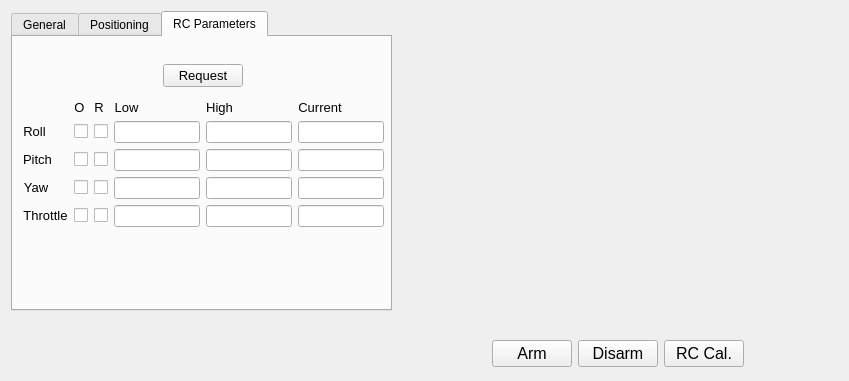
Old version of the form ProjectSource/SwarmGUI/vehicledatadisplay.ui in the repository majorpr13/SwarmingVehicles.
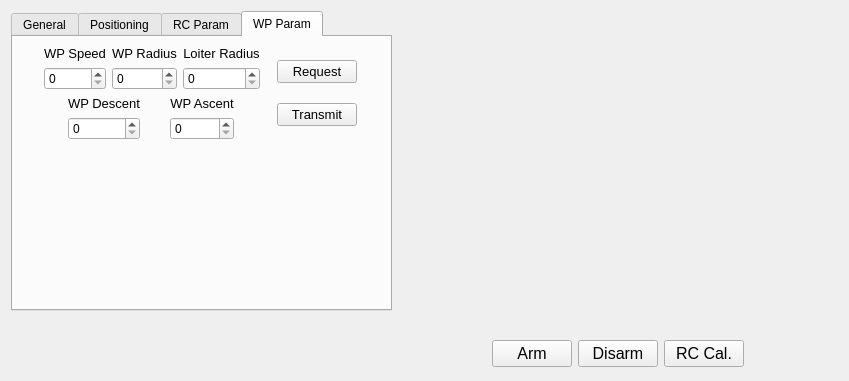
New version of the form. The open tabs and pages were chosen to show the change. Custom widgets are drawn as their Qt base class.

```diff
--- a/ProjectSource/SwarmGUI/vehicledatadisplay.ui
+++ b/ProjectSource/SwarmGUI/vehicledatadisplay.ui
@@ -661,17 +661,19 @@
        </widget>
        <widget class="QWidget" name="tab_3">
         <attribute name="title">
-         <string>RC Parameters</string>
+         <string>RC Param</string>
         </attribute>
         <widget class="QWidget" name="">
          <property name="geometry">
           <rect>
-           <x>10</x>
-           <y>20</y>
-           <width>361</width>
-           <height>178</height>
+           <x>0</x>
+           <y>0</y>
+           <width>371</width>
+           <height>261</height>
           </rect>
          </property>
+         <layout class="QGridLayout" name="gridLayout_19">
+          <item row="0" column="0">
          <layout class="QVBoxLayout" name="verticalLayout">
           <item alignment="Qt::AlignHCenter">
            <widget class="QPushButton" name="pushButton_RCRequestParameters">
@@ -1181,6 +1183,366 @@
            </layout>
           </item>
          </layout>
+          </item>
+          <item row="1" column="0">
+           <layout class="QGridLayout" name="gridLayout_18">
+            <item row="0" column="0">
+             <layout class="QHBoxLayout" name="horizontalLayout_2">
+              <item>
+               <spacer name="horizontalSpacer_8">
+                <property name="orientation">
+                 <enum>Qt::Horizontal</enum>
+                </property>
+                <property name="sizeHint" stdset="0">
+                 <size>
+                  <width>40</width>
+                  <height>20</height>
+                 </size>
+                </property>
+               </spacer>
+              </item>
+              <item>
+               <widget class="QLabel" name="label_8">
+                <property name="text">
+                 <string>Override Commands</string>
+                </property>
+               </widget>
+              </item>
+              <item>
+               <spacer name="horizontalSpacer_7">
+                <property name="orientation">
+                 <enum>Qt::Horizontal</enum>
+                </property>
+                <property name="sizeHint" stdset="0">
+                 <size>
+                  <width>40</width>
+                  <height>20</height>
+                 </size>
+                </property>
+               </spacer>
+              </item>
+             </layout>
+            </item>
+            <item row="1" column="0">
+             <layout class="QGridLayout" name="gridLayout_17">
+              <item row="1" column="3">
+               <widget class="QLabel" name="label_7">
+                <property name="text">
+                 <string>Throttle</string>
+                </property>
+                <property name="alignment">
+                 <set>Qt::AlignCenter</set>
+                </property>
+               </widget>
+              </item>
+              <item row="1" column="0">
+               <widget class="QLabel" name="label_4">
+                <property name="text">
+                 <string>Roll</string>
+                </property>
+                <property name="alignment">
+                 <set>Qt::AlignCenter</set>
+                </property>
+               </widget>
+              </item>
+              <item row="0" column="2">
+               <widget class="QLineEdit" name="lineEdit_YawOR">
+                <property name="sizePolicy">
+                 <sizepolicy hsizetype="Fixed" vsizetype="Fixed">
+                  <horstretch>0</horstretch>
+                  <verstretch>0</verstretch>
+                 </sizepolicy>
+                </property>
+                <property name="alignment">
+                 <set>Qt::AlignCenter</set>
+                </property>
+                <property name="readOnly">
+                 <bool>true</bool>
+                </property>
+               </widget>
+              </item>
+              <item row="1" column="2">
+               <widget class="QLabel" name="label_6">
+                <property name="text">
+                 <string>Yaw</string>
+                </property>
+                <property name="alignment">
+                 <set>Qt::AlignCenter</set>
+                </property>
+               </widget>
+              </item>
+              <item row="0" column="0">
+               <widget class="QLineEdit" name="lineEdit_RollOR">
+                <property name="sizePolicy">
+                 <sizepolicy hsizetype="Fixed" vsizetype="Fixed">
+                  <horstretch>0</horstretch>
+                  <verstretch>0</verstretch>
+                 </sizepolicy>
+                </property>
+                <property name="alignment">
+                 <set>Qt::AlignCenter</set>
+                </property>
+                <property name="readOnly">
+                 <bool>true</bool>
+                </property>
+               </widget>
+              </item>
+              <item row="0" column="1">
+               <widget class="QLineEdit" name="lineEdit_PitchOR">
+                <property name="sizePolicy">
+                 <sizepolicy hsizetype="Fixed" vsizetype="Fixed">
+                  <horstretch>0</horstretch>
+                  <verstretch>0</verstretch>
+                 </sizepolicy>
+                </property>
+                <property name="alignment">
+                 <set>Qt::AlignCenter</set>
+                </property>
+                <property name="readOnly">
+                 <bool>true</bool>
+                </property>
+               </widget>
+              </item>
+              <item row="0" column="3">
+               <widget class="QLineEdit" name="lineEdit_ThrottleOR">
+                <property name="sizePolicy">
+                 <sizepolicy hsizetype="Fixed" vsizetype="Fixed">
+                  <horstretch>0</horstretch>
+                  <verstretch>0</verstretch>
+                 </sizepolicy>
+                </property>
+                <property name="alignment">
+                 <set>Qt::AlignCenter</set>
+                </property>
+                <property name="readOnly">
+                 <bool>true</bool>
+                </property>
+               </widget>
+              </item>
+              <item row="1" column="1">
+               <widget class="QLabel" name="label_5">
+                <property name="text">
+                 <string>Pitch</string>
+                </property>
+                <property name="alignment">
+                 <set>Qt::AlignCenter</set>
+                </property>
+               </widget>
+              </item>
+             </layout>
+            </item>
+           </layout>
+          </item>
+         </layout>
+        </widget>
+       </widget>
+       <widget class="QWidget" name="tab_4">
+        <attribute name="title">
+         <string>WP Param</string>
+        </attribute>
+        <widget class="QWidget" name="layoutWidget">
+         <property name="geometry">
+          <rect>
+           <x>20</x>
+           <y>0</y>
+           <width>336</width>
+           <height>112</height>
+          </rect>
+         </property>
+         <layout class="QGridLayout" name="gridLayout_12">
+          <item row="0" column="0">
+           <layout class="QGridLayout" name="gridLayout_10">
+            <item row="0" column="0">
+             <layout class="QGridLayout" name="gridLayout_8">
+              <item row="0" column="0">
+               <widget class="QLabel" name="label_34">
+                <property name="sizePolicy">
+                 <sizepolicy hsizetype="Fixed" vsizetype="Fixed">
+                  <horstretch>0</horstretch>
+                  <verstretch>0</verstretch>
+                 </sizepolicy>
+                </property>
+                <property name="font">
+                 <font>
+                  <pointsize>10</pointsize>
+                 </font>
+                </property>
+                <property name="text">
+                 <string>WP Speed</string>
+                </property>
+                <property name="alignment">
+                 <set>Qt::AlignCenter</set>
+                </property>
+               </widget>
+              </item>
+              <item row="0" column="1">
+               <widget class="QLabel" name="label_35">
+                <property name="sizePolicy">
+                 <sizepolicy hsizetype="Fixed" vsizetype="Fixed">
+                  <horstretch>0</horstretch>
+                  <verstretch>0</verstretch>
+                 </sizepolicy>
+                </property>
+                <property name="font">
+                 <font>
+                  <pointsize>10</pointsize>
+                 </font>
+                </property>
+                <property name="text">
+                 <string>WP Radius</string>
+                </property>
+                <property name="alignment">
+                 <set>Qt::AlignCenter</set>
+                </property>
+               </widget>
+              </item>
+              <item row="0" column="2">
+               <widget class="QLabel" name="label_38">
+                <property name="sizePolicy">
+                 <sizepolicy hsizetype="Fixed" vsizetype="Fixed">
+                  <horstretch>0</horstretch>
+                  <verstretch>0</verstretch>
+                 </sizepolicy>
+                </property>
+                <property name="font">
+                 <font>
+                  <pointsize>10</pointsize>
+                 </font>
+                </property>
+                <property name="text">
+                 <string>Loiter Radius</string>
+                </property>
+                <property name="alignment">
+                 <set>Qt::AlignCenter</set>
+                </property>
+               </widget>
+              </item>
+              <item row="1" column="0">
+               <widget class="QSpinBox" name="spinBox_WPSpeed">
+                <property name="maximum">
+                 <number>10000</number>
+                </property>
+               </widget>
+              </item>
+              <item row="1" column="1">
+               <widget class="QSpinBox" name="spinBox_WPRadius">
+                <property name="maximum">
+                 <number>10000</number>
+                </property>
+               </widget>
+              </item>
+              <item row="1" column="2">
+               <widget class="QSpinBox" name="spinBox_WPLoiterRadius">
+                <property name="maximum">
+                 <number>10000</number>
+                </property>
+               </widget>
+              </item>
+             </layout>
+            </item>
+            <item row="1" column="0">
+             <layout class="QGridLayout" name="gridLayout_9">
+              <item row="0" column="0">
+               <widget class="QLabel" name="label_37">
+                <property name="sizePolicy">
+                 <sizepolicy hsizetype="Fixed" vsizetype="Fixed">
+                  <horstretch>0</horstretch>
+                  <verstretch>0</verstretch>
+                 </sizepolicy>
+                </property>
+                <property name="font">
+                 <font>
+                  <pointsize>10</pointsize>
+                 </font>
+                </property>
+                <property name="text">
+                 <string>WP Descent</string>
+                </property>
+                <property name="alignment">
+                 <set>Qt::AlignCenter</set>
+                </property>
+               </widget>
+              </item>
+              <item row="0" column="1">
+               <widget class="QLabel" name="label_36">
+                <property name="sizePolicy">
+                 <sizepolicy hsizetype="Fixed" vsizetype="Fixed">
+                  <horstretch>0</horstretch>
+                  <verstretch>0</verstretch>
+                 </sizepolicy>
+                </property>
+                <property name="font">
+                 <font>
+                  <pointsize>10</pointsize>
+                 </font>
+                </property>
+                <property name="text">
+                 <string>WP Ascent</string>
+                </property>
+                <property name="alignment">
+                 <set>Qt::AlignCenter</set>
+                </property>
+               </widget>
+              </item>
+              <item row="1" column="0">
+               <widget class="QSpinBox" name="spinBox_WPDescent">
+                <property name="maximum">
+                 <number>10000</number>
+                </property>
+               </widget>
+              </item>
+              <item row="1" column="1">
+               <widget class="QSpinBox" name="spinBox_WPAscent">
+                <property name="maximum">
+                 <number>10000</number>
+                </property>
+               </widget>
+              </item>
+             </layout>
+            </item>
+           </layout>
+          </item>
+          <item row="0" column="1">
+           <layout class="QGridLayout" name="gridLayout_11">
+            <item row="0" column="0">
+             <widget class="QPushButton" name="pushButton_reqWPParams">
+              <property name="sizePolicy">
+               <sizepolicy hsizetype="Fixed" vsizetype="Fixed">
+                <horstretch>0</horstretch>
+                <verstretch>0</verstretch>
+               </sizepolicy>
+              </property>
+              <property name="font">
+               <font>
+                <pointsize>10</pointsize>
+               </font>
+              </property>
+              <property name="text">
+               <string>Request</string>
+              </property>
+             </widget>
+            </item>
+            <item row="1" column="0">
+             <widget class="QPushButton" name="pushButton_trWPParams">
+              <property name="sizePolicy">
+               <sizepolicy hsizetype="Fixed" vsizetype="Fixed">
+                <horstretch>0</horstretch>
+                <verstretch>0</verstretch>
+               </sizepolicy>
+              </property>
+              <property name="font">
+               <font>
+                <pointsize>10</pointsize>
+               </font>
+              </property>
+              <property name="text">
+               <string>Transmit</string>
+              </property>
+             </widget>
+            </item>
+           </layout>
+          </item>
+         </layout>
         </widget>
        </widget>
       </widget>
```
Left out of the diff: 175 changed lines with no effect on the pictures. Lines whose indentation alone changed are shown as unchanged.
